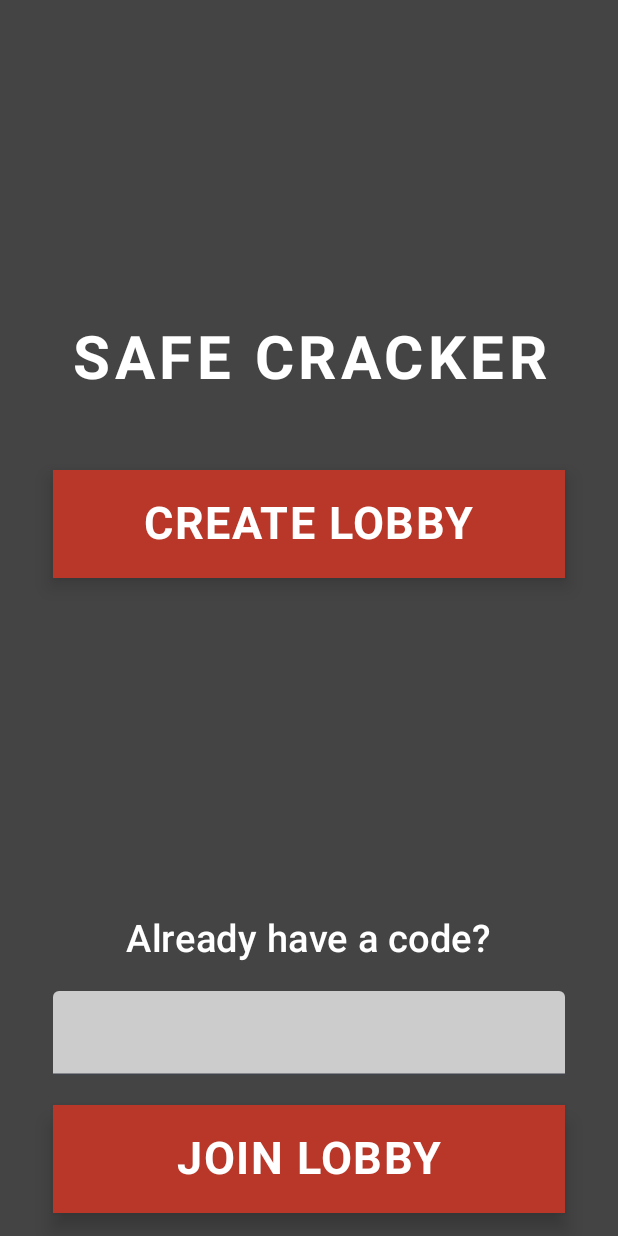
After one commit to sticrii/guessmess, an Android app built with Jetpack Compose: the MainMenuScreen screen opened through its navigation route, on a phone screen of 412 x 824 dp. The commit adds this screen. Run offline under Robolectric (Android 15) with nearby library versions, the phone set to English and light mode, and no system bars; our stand-ins replace Dagger/Hilt's generated code.

Commit message:
feat: enter nickname menu, firebase user storing, foundational blocks

```diff
--- a/app/src/main/AndroidManifest.xml
+++ b/app/src/main/AndroidManifest.xml
@@ -10,7 +10,8 @@
         android:label="@string/app_name"
         android:roundIcon="@mipmap/ic_launcher_round"
         android:supportsRtl="true"
-        android:theme="@style/Theme.SafeCracker">
+        android:theme="@style/Theme.SafeCracker"
+        android:name=".SafeCrackerApp">
         <activity
             android:name=".MainActivity"
             android:exported="true"
--- /dev/null
+++ b/app/src/main/java/com/studioname/safecracker/navigation/AppNavigation.kt
@@ -0,0 +1,26 @@
+package com.studioname.safecracker.navigation
+
+import androidx.compose.runtime.Composable
+import androidx.hilt.navigation.compose.hiltViewModel
+import androidx.navigation.compose.NavHost
+import androidx.navigation.compose.composable
+import androidx.navigation.compose.rememberNavController
+import com.studioname.safecracker.ui.DisplayNameScreen
+import com.studioname.safecracker.ui.MainMenuScreen
+import com.studioname.safecracker.viewmodel.DisplayNameVM
+
+@Composable
+fun AppNavigation() {
+    val navController = rememberNavController()
+
+    NavHost(navController = navController, startDestination = "display_name") {
+        composable("display_name") {
+            val viewModel: DisplayNameVM = hiltViewModel()
+            DisplayNameScreen(navController = navController, viewModel = viewModel)
+        }
+
+        composable("main_menu") {
+            MainMenuScreen() // TODO: needs onCodeSubmitted callback function logic, similar to above
+        }
+    }
+}
--- /dev/null
+++ b/app/src/main/java/com/studioname/safecracker/ui/DisplayNameScreen.kt
@@ -0,0 +1,95 @@
+package com.studioname.safecracker.ui
+
+import androidx.compose.foundation.background
+import androidx.compose.foundation.layout.Column
+import androidx.compose.foundation.layout.fillMaxHeight
+import androidx.compose.foundation.layout.fillMaxSize
+import androidx.compose.foundation.layout.padding
+import androidx.compose.material3.Text
+import androidx.compose.material3.TextField
+import androidx.compose.material3.TextFieldDefaults
+import androidx.compose.runtime.Composable
+import androidx.compose.runtime.getValue
+import androidx.compose.runtime.mutableStateOf
+import androidx.compose.runtime.remember
+import androidx.compose.runtime.setValue
+import androidx.compose.ui.Alignment
+import androidx.compose.ui.Modifier
+import androidx.compose.ui.graphics.Color
+import androidx.compose.ui.text.font.FontWeight
+import androidx.compose.ui.tooling.preview.Preview
+import androidx.compose.ui.unit.dp
+import androidx.compose.ui.unit.sp
+import androidx.navigation.NavController
+import com.studioname.safecracker.ui.components.ActionButton
+import com.studioname.safecracker.ui.components.GameTitle
+import com.studioname.safecracker.ui.theme.SafeCrackerTheme
+import com.studioname.safecracker.viewmodel.DisplayNameVM
+
+/**
+ * Represents the screen where the user is tasked with entering their nickname (purely cosmetic)
+ *
+ * @param modifier Modifier to allow in-place modification
+ * @param navController NavController to allow navigation instructions to the next screen
+ */
+@Composable
+fun DisplayNameScreen(
+    modifier: Modifier = Modifier,
+    navController: NavController? = null,
+    viewModel: DisplayNameVM? = null
+) {
+    var displayName by remember { mutableStateOf("") }
+
+    Column(
+        horizontalAlignment = Alignment.CenterHorizontally,
+        modifier = modifier.fillMaxSize()
+                    .background(color = Color.DarkGray).padding(15.dp)
+    ) {
+        GameTitle()
+
+        Column(
+            horizontalAlignment = Alignment.CenterHorizontally,
+            modifier = Modifier.fillMaxHeight()
+        ) {
+            Text(
+                text = "Enter a nickname",
+                fontSize = 25.sp,
+                fontWeight = FontWeight.SemiBold,
+                color = Color.White,
+                modifier = Modifier.padding(20.dp)
+            )
+
+            TextField(
+                colors = TextFieldDefaults.colors(
+                    focusedTextColor = Color.Black,
+                    unfocusedTextColor = Color.Black,
+
+                    focusedContainerColor = Color.Gray,
+                    unfocusedContainerColor = Color.LightGray,
+                ),
+                value = displayName,
+                onValueChange = { displayName = it }
+            )
+
+            ActionButton(
+                onClick = {
+                    viewModel?.onNameConfirmed(displayName)
+
+                    navController?.navigate("main_menu") {
+                        popUpTo("display_name") { inclusive = true } // disables back button
+                    }
+                },
+                buttonText = "LET'S GO",
+                modifier = Modifier.padding(20.dp)
+            )
+        }
+    }
+}
+
+@Preview(showBackground = true)
+@Composable
+fun DNScreenPreview() {
+    SafeCrackerTheme {
+        DisplayNameScreen()
+    }
+}
--- /dev/null
+++ b/app/src/main/java/com/studioname/safecracker/ui/MainMenuScreen.kt
@@ -0,0 +1,87 @@
+package com.studioname.safecracker.ui
+
+import androidx.compose.foundation.background
+import androidx.compose.foundation.layout.Arrangement
+import androidx.compose.foundation.layout.Column
+import androidx.compose.foundation.layout.fillMaxHeight
+import androidx.compose.foundation.layout.fillMaxSize
+import androidx.compose.foundation.layout.fillMaxWidth
+import androidx.compose.foundation.layout.padding
+import androidx.compose.material3.Button
+import androidx.compose.material3.Text
+import androidx.compose.material3.TextField
+import androidx.compose.material3.TextFieldDefaults
+import androidx.compose.runtime.Composable
+import androidx.compose.runtime.getValue
+import androidx.compose.runtime.mutableStateOf
+import androidx.compose.runtime.remember
+import androidx.compose.runtime.setValue
+import androidx.compose.ui.Alignment
+import androidx.compose.ui.Modifier
+import androidx.compose.ui.graphics.Color
+import androidx.compose.ui.text.font.FontWeight
+import androidx.compose.ui.tooling.preview.Preview
+import androidx.compose.ui.unit.dp
+import androidx.compose.ui.unit.sp
+import com.studioname.safecracker.ui.components.ActionButton
+import com.studioname.safecracker.ui.components.GameTitle
+import com.studioname.safecracker.ui.theme.SafeCrackerTheme
+
+@Composable
+fun MainMenuScreen(modifier: Modifier = Modifier) {
+    var roomCode by remember { mutableStateOf("") }
+
+    Column(
+        horizontalAlignment = Alignment.CenterHorizontally,
+        modifier = modifier.fillMaxSize()
+            .background(color = Color.DarkGray).padding(15.dp)
+    ) {
+        GameTitle()
+
+        ActionButton(
+            onClick = {},
+            buttonText = "CREATE LOBBY",
+            modifier = Modifier.fillMaxWidth()
+        )
+
+        Column(
+            horizontalAlignment = Alignment.CenterHorizontally,
+            modifier = Modifier.fillMaxHeight(),
+            verticalArrangement = Arrangement.Bottom
+        ) {
+            Text(
+                text = "Already have a code?",
+                fontSize = 25.sp,
+                fontWeight = FontWeight.SemiBold,
+                color = Color.White
+            )
+
+            TextField(
+                colors = TextFieldDefaults.colors(
+                    focusedTextColor = Color.Black,
+                    unfocusedTextColor = Color.Black,
+
+                    focusedContainerColor = Color.Gray,
+                    unfocusedContainerColor = Color.LightGray,
+                ),
+                value = roomCode,
+                onValueChange = { roomCode = it },
+                modifier = Modifier.fillMaxWidth().padding(start = 20.dp, end = 20.dp, top = 20.dp)
+            )
+
+            ActionButton(
+                onClick = {},
+                buttonText = "JOIN LOBBY",
+                modifier = Modifier.fillMaxWidth()
+            )
+        }
+    }
+}
+
+@Preview
+@Composable
+fun MainMenuPreview() {
+    SafeCrackerTheme() {
+        MainMenuScreen()
+    }
+}
--- /dev/null
+++ b/app/src/main/java/com/studioname/safecracker/ui/components/ActionButton.kt
@@ -0,0 +1,46 @@
+package com.studioname.safecracker.ui.components
+
+import androidx.compose.foundation.layout.fillMaxWidth
+import androidx.compose.foundation.layout.padding
+import androidx.compose.material3.Button
+import androidx.compose.material3.ButtonDefaults
+import androidx.compose.material3.Text
+import androidx.compose.runtime.Composable
+import androidx.compose.ui.Modifier
+import androidx.compose.ui.graphics.Color
+import androidx.compose.ui.graphics.RectangleShape
+import androidx.compose.ui.text.font.FontWeight
+import androidx.compose.ui.unit.dp
+import androidx.compose.ui.unit.sp
+
+/**
+ * Reusable action button component to enforce consistency. To be used as the main button on the screen
+ *
+ * @param onClick Callback function which is called upon pressing the button
+ * @param buttonText Text to be displayed on the button
+ * @param modifier Modifier to allow in-place modification
+ */
+@Composable
+fun ActionButton(onClick: () -> Unit, buttonText: String, modifier: Modifier = Modifier) {
+    Button(
+        onClick = onClick,
+        colors = ButtonDefaults.buttonColors(
+            containerColor = Color(0xFFB83728)
+        ),
+        shape = RectangleShape,
+        modifier = modifier.padding(top = 20.dp, start = 20.dp, end = 20.dp),
+        elevation = ButtonDefaults.buttonElevation(
+            defaultElevation = 8.dp,
+            pressedElevation = 3.dp,
+            disabledElevation = 0.dp
+        )
+    ) {
+        Text(
+            text = buttonText,
+            fontSize = 30.sp,
+            modifier = Modifier.padding(10.dp),
+            fontWeight = FontWeight.Bold,
+            letterSpacing = 1.sp
+        )
+    }
+}
--- /dev/null
+++ b/app/src/main/java/com/studioname/safecracker/ui/components/GameTitle.kt
@@ -0,0 +1,30 @@
+package com.studioname.safecracker.ui.components
+
+import androidx.compose.foundation.layout.padding
+import androidx.compose.material3.Text
+import androidx.compose.runtime.Composable
+import androidx.compose.ui.Modifier
+import androidx.compose.ui.graphics.Color
+import androidx.compose.ui.text.font.FontWeight
+import androidx.compose.ui.text.style.TextAlign
+import androidx.compose.ui.unit.dp
+import androidx.compose.ui.unit.sp
+
+/**
+ * Reusable GameTitle component, will be replaced by game logo
+ *
+ * @param modifier Modifier to allow in-place modification. Default is only padding values: top = 200.dp, bottom = 30.dp
+ */
+@Composable
+fun GameTitle(modifier: Modifier = Modifier.padding(top = 200.dp, bottom = 30.dp)) {
+
+    Text(
+        text = "SAFE CRACKER",
+        textAlign = TextAlign.Center,
+        fontSize = 40.sp,
+        fontWeight = FontWeight.Bold,
+        color = Color.White,
+        letterSpacing = 3.sp,
+        modifier = modifier
+    )
+}
--- /dev/null
+++ b/app/src/main/java/com/studioname/safecracker/viewmodel/DisplayNameVM.kt
@@ -0,0 +1,44 @@
+package com.studioname.safecracker.viewmodel
+
+import androidx.compose.runtime.getValue
+import androidx.compose.runtime.mutableStateOf
+import androidx.compose.runtime.setValue
+import androidx.datastore.core.DataStore
+import androidx.datastore.preferences.core.Preferences
+import androidx.datastore.preferences.core.edit
+import androidx.datastore.preferences.core.stringPreferencesKey
+import androidx.lifecycle.ViewModel
+import androidx.lifecycle.viewModelScope
+import com.studioname.safecracker.model.DisplayName
+import com.studioname.safecracker.model.Player
+import com.studioname.safecracker.model.PlayerId
+import com.studioname.safecracker.repository.Repository
+import dagger.hilt.android.lifecycle.HiltViewModel
+import javax.inject.Inject
+import kotlinx.coroutines.launch
+
+@HiltViewModel
+class DisplayNameVM @Inject constructor(
+    private val repository: Repository,
+    private val dataStore: DataStore<Preferences>
+) : ViewModel() {
+    fun onNameConfirmed(displayName: String) {
+        viewModelScope.launch {
+            try {
+                val playerId = repository.getCurrentPlayerId()
+
+                // locally store the displayName
+                dataStore.edit { it[stringPreferencesKey("displayName")] = displayName }
+
+                val player = Player(
+                    id = PlayerId(playerId),
+                    displayName = DisplayName(displayName)
+                )
+
+                repository.setPlayer(player)
+            } catch (e: Exception) {
+                println("[ERROR]: Failed to confirm name: ${e.message}")
+            }
+        }
+    }
+}
--- /dev/null
+++ b/app/src/main/java/com/studioname/safecracker/viewmodel/MainMenuVM.kt
@@ -0,0 +1,5 @@
+package com.studioname.safecracker.viewmodel
+
+class MainMenuVM(roomCode: String? = null) {
+
+}
--- a/build.gradle.kts
+++ b/build.gradle.kts
@@ -3,4 +3,6 @@ plugins {
     alias(libs.plugins.android.application) apply false
     alias(libs.plugins.kotlin.compose) apply false
     alias(libs.plugins.google.gms) apply false
+    alias(libs.plugins.hilt) apply false
+    alias(libs.plugins.ksp) apply false
 }
--- a/gradle.properties
+++ b/gradle.properties
@@ -17,3 +17,4 @@ org.gradle.jvmargs=-Xmx2048m -Dfile.encoding=UTF-8
 org.gradle.configuration-cache=true
 # Kotlin code style for this project: "official" or "obsolete":
 kotlin.code.style=official
+android.disallowKotlinSourceSets=false
```
Also changed, not shown: app/build.gradle.kts (+9 -0 lines), app/src/main/java/com/studioname/safecracker/MainActivity.kt (+6 -44 lines), app/src/main/java/com/studioname/safecracker/SafeCrackerApp.kt (added, +7 -0 lines), app/src/main/java/com/studioname/safecracker/di/AppModule.kt (added, +25 -0 lines), app/src/main/java/com/studioname/safecracker/model/Player.kt (added, +25 -0 lines), app/src/main/java/com/studioname/safecracker/repository/Repository.kt (added, +47 -0 lines), gradle/libs.versions.toml (+16 -1 lines).
